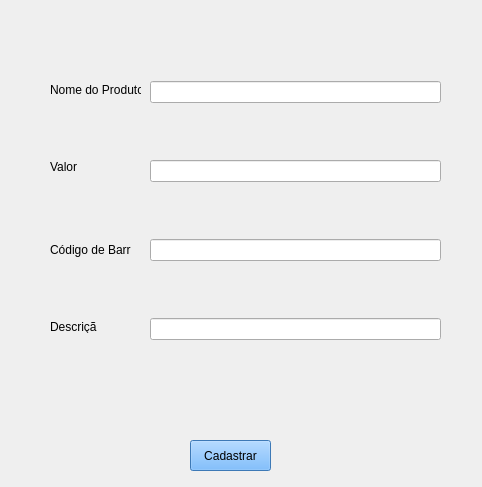
This is Desenvolvimento/Cadastro_Produto.ui in diegost0015/TCC as Qt 5 draws it before an edit. The edited form follows.
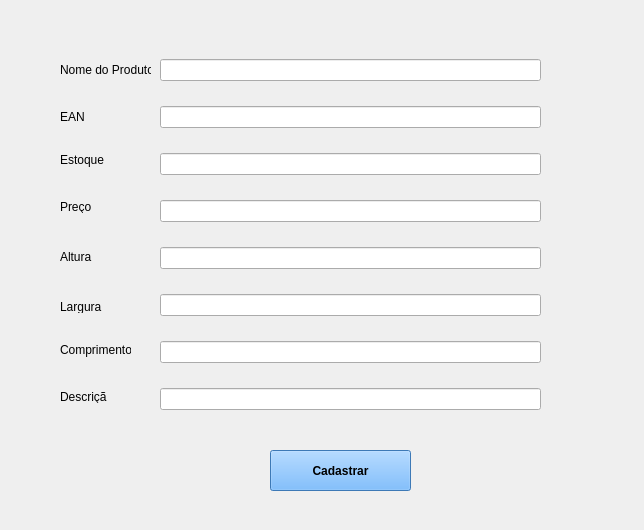
This is the edited form.

The edit to the form file:
```diff
--- a/Desenvolvimento/Cadastro_Produto.ui
+++ b/Desenvolvimento/Cadastro_Produto.ui
@@ -2,12 +2,15 @@
 <ui version="4.0">
  <class>Form</class>
  <widget class="QWidget" name="Form">
+  <property name="enabled">
+   <bool>true</bool>
+  </property>
   <property name="geometry">
    <rect>
     <x>0</x>
     <y>0</y>
-    <width>482</width>
-    <height>487</height>
+    <width>644</width>
+    <height>530</height>
    </rect>
   </property>
   <property name="windowTitle">
@@ -16,10 +19,10 @@
   <widget class="QWidget" name="verticalLayoutWidget">
    <property name="geometry">
     <rect>
-     <x>150</x>
-     <y>30</y>
-     <width>291</width>
-     <height>361</height>
+     <x>160</x>
+     <y>40</y>
+     <width>381</width>
+     <height>391</height>
     </rect>
    </property>
    <layout class="QVBoxLayout" name="verticalLayout">
@@ -33,15 +36,27 @@
      <widget class="QLineEdit" name="lineEdit_4"/>
     </item>
     <item>
-     <widget class="QLineEdit" name="lineEdit"/>
+     <widget class="QLineEdit" name="lineEdit_Preco"/>
+    </item>
+    <item>
+     <widget class="QLineEdit" name="lineEdit_Altura"/>
+    </item>
+    <item>
+     <widget class="QLineEdit" name="lineEdit_Largura"/>
+    </item>
+    <item>
+     <widget class="QLineEdit" name="lineEdit_Comprimento"/>
+    </item>
+    <item>
+     <widget class="QLineEdit" name="lineEdit_Descricao"/>
     </item>
    </layout>
   </widget>
   <widget class="QLabel" name="label">
    <property name="geometry">
     <rect>
-     <x>50</x>
-     <y>80</y>
+     <x>60</x>
+     <y>60</y>
      <width>91</width>
      <height>20</height>
     </rect>
@@ -53,51 +68,57 @@
   <widget class="QLabel" name="label_2">
    <property name="geometry">
     <rect>
-     <x>50</x>
-     <y>160</y>
+     <x>60</x>
+     <y>110</y>
      <width>47</width>
      <height>13</height>
     </rect>
    </property>
    <property name="text">
-    <string>Valor</string>
+    <string>EAN</string>
    </property>
   </widget>
   <widget class="QLabel" name="label_3">
    <property name="geometry">
     <rect>
-     <x>50</x>
-     <y>240</y>
+     <x>60</x>
+     <y>150</y>
      <width>81</width>
      <height>20</height>
     </rect>
    </property>
    <property name="text">
-    <string>Código de Barra</string>
+    <string>Estoque</string>
    </property>
   </widget>
   <widget class="QLabel" name="label_4">
    <property name="geometry">
     <rect>
-     <x>50</x>
-     <y>320</y>
+     <x>60</x>
+     <y>200</y>
      <width>47</width>
      <height>13</height>
     </rect>
    </property>
    <property name="text">
-    <string>Descrição</string>
+    <string>Preço</string>
    </property>
   </widget>
   <widget class="QPushButton" name="pushButton">
    <property name="geometry">
     <rect>
-     <x>190</x>
-     <y>440</y>
-     <width>81</width>
-     <height>31</height>
+     <x>270</x>
+     <y>450</y>
+     <width>141</width>
+     <height>41</height>
     </rect>
    </property>
+   <property name="font">
+    <font>
+     <weight>75</weight>
+     <bold>true</bold>
+    </font>
+   </property>
    <property name="autoFillBackground">
     <bool>false</bool>
    </property>
@@ -111,6 +132,58 @@
     <bool>false</bool>
    </property>
   </widget>
+  <widget class="QLabel" name="label_5">
+   <property name="geometry">
+    <rect>
+     <x>60</x>
+     <y>250</y>
+     <width>47</width>
+     <height>13</height>
+    </rect>
+   </property>
+   <property name="text">
+    <string>Altura</string>
+   </property>
+  </widget>
+  <widget class="QLabel" name="label_6">
+   <property name="geometry">
+    <rect>
+     <x>60</x>
+     <y>300</y>
+     <width>47</width>
+     <height>13</height>
+    </rect>
+   </property>
+   <property name="text">
+    <string>Largura</string>
+   </property>
+  </widget>
+  <widget class="QLabel" name="label_7">
+   <property name="geometry">
+    <rect>
+     <x>60</x>
+     <y>340</y>
+     <width>71</width>
+     <height>20</height>
+    </rect>
+   </property>
+   <property name="text">
+    <string>Comprimento</string>
+   </property>
+  </widget>
+  <widget class="QLabel" name="label_8">
+   <property name="geometry">
+    <rect>
+     <x>60</x>
+     <y>390</y>
+     <width>47</width>
+     <height>13</height>
+    </rect>
+   </property>
+   <property name="text">
+    <string>Descrição</string>
+   </property>
+  </widget>
  </widget>
  <resources/>
  <connections/>
```
Left out of the diff: 9 changed lines with no effect on the pictures.
